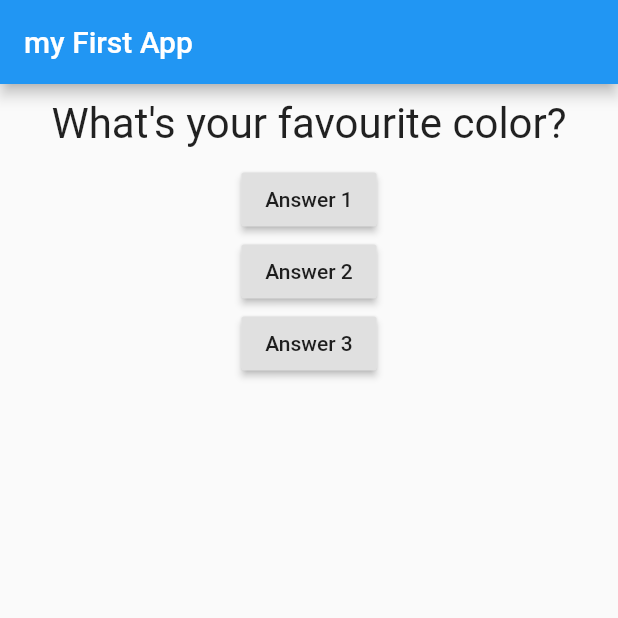
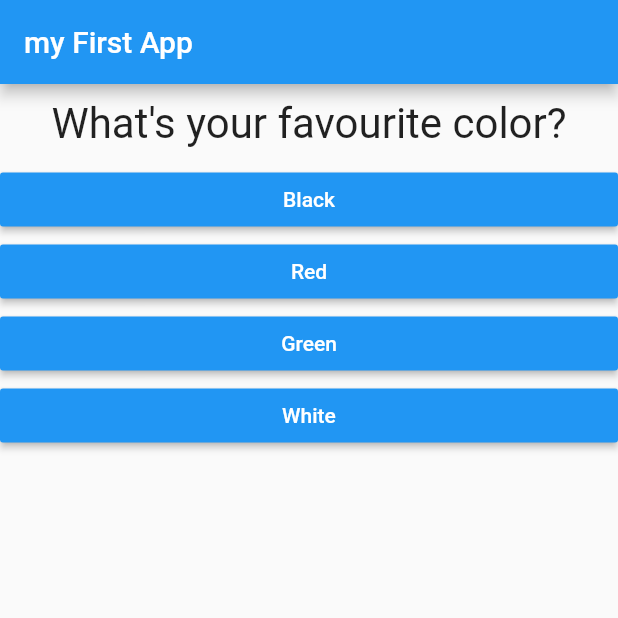
Before and after one commit to devsahm/flutter-app-class, a Flutter app: the screen it shows after launch, on a phone screen of 412 x 824 dp, the top half of it. Run offline on Flutter 3.47's test engine with Material 2 defaults, Android fonts, the phone set to English and light mode, and no system bars.

Commit message:
dynamically adding questions and answers

```diff
--- /dev/null
+++ b/lib/answer.dart
@@ -0,0 +1,20 @@
+import 'package:flutter/material.dart';
+
+class Answer extends StatelessWidget {
+  final Function selectHandler;
+  final String answerText;
+
+  Answer(this.selectHandler, this.answerText);
+  @override
+  Widget build(BuildContext context){
+    return Container(
+      width: double.infinity,
+      child: RaisedButton(
+        color: Colors.blue,
+        textColor: Colors.white,
+        child: Text(answerText),
+        onPressed: selectHandler,
+      ),
+    );
+  }
+}
--- a/lib/main.dart
+++ b/lib/main.dart
@@ -1,38 +1,50 @@
 import 'package:flutter/material.dart';
 
 import './question.dart';
+import './answer.dart';
 
 void main() {
   runApp(MyApp());
 }
 
 class MyApp extends StatefulWidget {
-
   @override
-  State<StatefulWidget> createState(){
+  State<StatefulWidget> createState() {
     // TODO: implement createState
     return _MyAppState();
   }
-
 }
 
 class _MyAppState extends State<MyApp> {
-  var _questionIndex= 0;
+  var _questionIndex = 0;
   void _answerQuestion() {
     setState(() {
-       _questionIndex= _questionIndex + 1;
+      _questionIndex = _questionIndex + 1;
     });
 
     print(_questionIndex);
   }
 
-@override
+  @override
   Widget build(BuildContext context) {
+    var questions = [
+      {
+        'questionText': 'What\'s your favourite color?',
+        'answers': ['Black', 'Red', 'Green', 'White'],
+      },
 
-    var questions = [
-    'What\'s your favourite color?',
-    'what\'s your favourite animal?',
-  ];
+       {
+        'questionText': 'what\'s your favourite animal?',
+        'answers': ['Rabbit', 'Snake', 'Elephant', 'Lion'],
+      },
+
+       {
+        'questionText': 'who\'s your favourite instructor ?',
+        'answers': ['Max', 'Samuel', 'David', 'Rita'],
+      },
+
+
+    ];
     return MaterialApp(
       home: Scaffold(
         appBar: AppBar(
@@ -41,23 +53,13 @@ class _MyAppState extends State<MyApp> {
         body: Column(
           children: [
             Question(
-              questions[_questionIndex],
+              questions[_questionIndex]['questionText'],
             ),
-            RaisedButton(
-              child: Text('Answer 1'),
-              onPressed: _answerQuestion,
-            ),
-            RaisedButton(
-              child: Text('Answer 2'),
-              onPressed: () => print('Answer 2 chosen'),
-            ),
-            RaisedButton(
-              child: Text('Answer 3'),
-              onPressed: () {
-                //......
-                print('Answer 3 chosen');
-              },
-            ),
+
+           ...(questions[_questionIndex]['answers'] as List<String>)
+           .map((answer) {
+             return Answer(_answerQuestion, answer);
+           }).toList()
           ],
         ),
       ),
```
